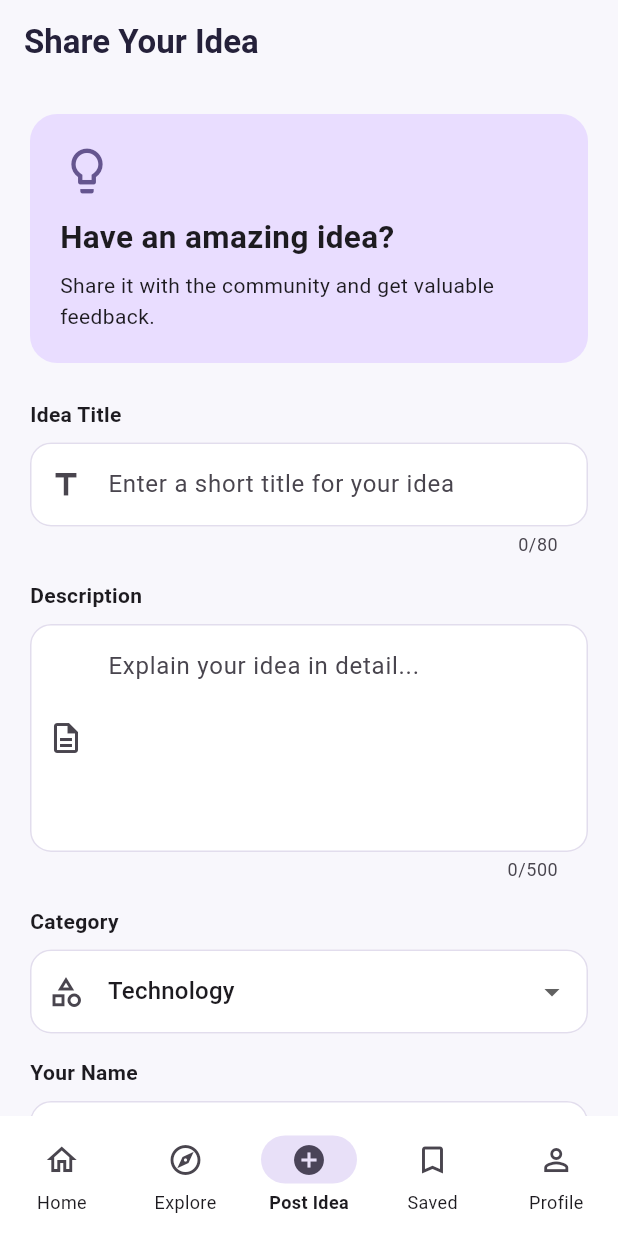
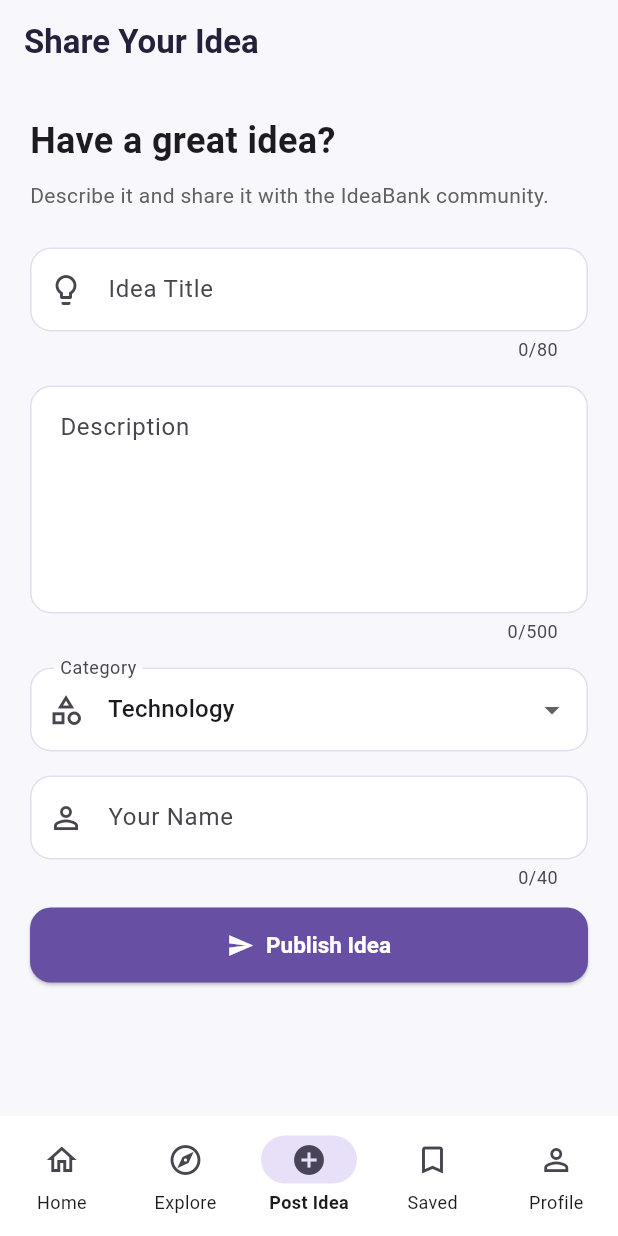
Before and after one commit to suvarshinigandham/ideabank, a Flutter app: the screen it shows after launch, item 3 of the bottom bar chosen, on a phone screen of 412 x 824 dp. Run offline on Flutter 3.47's test engine with Material 3 defaults, Android fonts, the phone set to English and light mode, and no system bars.

Commit message:
Polish IdeaBank user experience

```diff
--- a/lib/main.dart
+++ b/lib/main.dart
@@ -1,3 +1,4 @@
+import 'package:flutter/gestures.dart';
 import 'package:flutter/material.dart';
 
 import 'idea.dart';
@@ -8,6 +9,21 @@ void main() {
   runApp(const IdeaBankApp());
 }
 
+// APP SCROLL BEHAVIOR
+
+class AppScrollBehavior extends MaterialScrollBehavior {
+  const AppScrollBehavior();
+
+  @override
+  Set<PointerDeviceKind> get dragDevices => {
+    ...super.dragDevices,
+    PointerDeviceKind.mouse,
+    PointerDeviceKind.trackpad,
+  };
+}
+
+// MAIN APP
+
 class IdeaBankApp extends StatelessWidget {
   const IdeaBankApp({super.key});
 
@@ -17,12 +33,13 @@ class IdeaBankApp extends StatelessWidget {
       title: 'IdeaBank',
       debugShowCheckedModeBanner: false,
       theme: AppTheme.lightTheme,
+      scrollBehavior: const AppScrollBehavior(),
       home: const MainScreen(),
     );
   }
 }
 
-// MAIN SCREEN AND NAVIGATION
+// MAIN SCREEN AND RESPONSIVE NAVIGATION
 
 class MainScreen extends StatefulWidget {
   const MainScreen({super.key});
@@ -37,21 +54,27 @@ class _MainScreenState extends State<MainScreen> {
   final List<Idea> ideas = [
     Idea(
       title: 'Smart Study Planner',
-      description: 'An intelligent planner that creates personalized study schedules based on subjects, deadlines, and available time.',
+      description:
+          'An intelligent planner that creates personalized study '
+          'schedules based on subjects, deadlines, and available time.',
       category: 'Education',
       author: 'Suvarshini',
       likes: 18,
     ),
     Idea(
       title: 'Campus Carpool',
-      description: 'Connect students travelling in the same direction to share rides and reduce travel costs.',
+      description:
+          'Connect students travelling in the same direction to '
+          'share rides and reduce travel costs.',
       category: 'Transportation',
       author: 'Rahul',
       likes: 24,
     ),
     Idea(
       title: 'Local Skill Exchange',
-      description: 'A platform where students exchange skills such as coding, design, communication, and photography.',
+      description:
+          'A platform where students exchange skills such as coding, '
+          'design, communication, and photography.',
       category: 'Technology',
       author: 'Priya',
       likes: 31,
@@ -79,7 +102,6 @@ class _MainScreenState extends State<MainScreen> {
       ProfilePage(ideas: ideas),
     ];
 
-    // COMMIT 18: RESPONSIVE NAVIGATION
     return LayoutBuilder(
       builder: (context, constraints) {
         final isWideScreen = constraints.maxWidth >= 700;
@@ -124,6 +146,7 @@ class _MainScreenState extends State<MainScreen> {
                     ),
                   ],
                 ),
+              if (isWideScreen) const VerticalDivider(width: 1),
               Expanded(
                 child: Center(
                   child: ConstrainedBox(
@@ -205,7 +228,8 @@ class HomePage extends StatelessWidget {
                 applicationVersion: '1.0.0',
                 children: const [
                   Text(
-                    'Discover ideas, share feedback, and collaborate with creative people.',
+                    'Discover ideas, share feedback, and collaborate '
+                    'with creative people.',
                   ),
                 ],
               );
@@ -242,7 +266,8 @@ class HomePage extends StatelessWidget {
                 ),
                 SizedBox(height: 10),
                 Text(
-                  'Share your ideas, get feedback, and find people who want to build something amazing.',
+                  'Share your ideas, get feedback, and find people '
+                  'who want to build something amazing.',
                   style: TextStyle(
                     fontSize: 15,
                     color: Colors.white,
@@ -280,7 +305,7 @@ class HomePage extends StatelessWidget {
   }
 }
 
-// EXPLORE PAGE WITH SEARCH, CATEGORY FILTERS AND SORTING
+// EXPLORE PAGE
 
 class ExplorePage extends StatefulWidget {
   final List<Idea> ideas;
@@ -381,9 +406,11 @@ class _ExplorePageState extends State<ExplorePage> {
             ),
           ),
           Padding(
-            padding: const EdgeInsets.fromLTRB(16, 12, 16, 8),
+            padding: const EdgeInsets.fromLTRB(16, 12, 16, 4),
             child: Row(
               children: [
+                const Icon(Icons.sort, size: 20),
+                const SizedBox(width: 8),
                 const Text(
                   'Sort by:',
                   style: TextStyle(fontWeight: FontWeight.w600),
@@ -392,6 +419,7 @@ class _ExplorePageState extends State<ExplorePage> {
                 Expanded(
                   child: DropdownButtonFormField<String>(
                     initialValue: selectedSort,
+                    isExpanded: true,
                     decoration: const InputDecoration(
                       contentPadding: EdgeInsets.symmetric(
                         horizontal: 12,
@@ -419,10 +447,11 @@ class _ExplorePageState extends State<ExplorePage> {
               ],
             ),
           ),
+          const SizedBox(height: 8),
           Expanded(
             child: filteredIdeas.isEmpty
                 ? const EmptyIdeasMessage(
-                    message: 'No ideas found. Try another search.',
+                    message: 'No matching ideas found. Try another search.',
                   )
                 : ListView.builder(
                     padding: const EdgeInsets.all(16),
@@ -444,7 +473,7 @@ class _ExplorePageState extends State<ExplorePage> {
 // POST IDEA PAGE
 
 class PostPage extends StatefulWidget {
-  final Function(Idea) onSubmit;
+  final ValueChanged<Idea> onSubmit;
 
   const PostPage({super.key, required this.onSubmit});
 
@@ -453,8 +482,7 @@ class PostPage extends StatefulWidget {
 }
 
 class _PostPageState extends State<PostPage> {
-  final _formKey = GlobalKey<FormState>();
-
+  final formKey = GlobalKey<FormState>();
   final titleController = TextEditingController();
   final descriptionController = TextEditingController();
   final authorController = TextEditingController();
@@ -464,27 +492,34 @@ class _PostPageState extends State<PostPage> {
   final List<String> categories = [
     'Technology',
     'Education',
-    'Healthcare',
+    'Transportation',
+    'Health',
     'Environment',
-    'Transportation',
     'Business',
-    'Entertainment',
     'Other',
   ];
 
+  @override
+  void dispose() {
+    titleController.dispose();
+    descriptionController.dispose();
+    authorController.dispose();
+    super.dispose();
+  }
+
   void submitIdea() {
-    if (!_formKey.currentState!.validate()) {
+    if (!formKey.currentState!.validate()) {
       return;
     }
 
-    final newIdea = Idea(
+    final idea = Idea(
       title: titleController.text.trim(),
       description: descriptionController.text.trim(),
       category: selectedCategory,
       author: authorController.text.trim(),
     );
 
-    widget.onSubmit(newIdea);
+    widget.onSubmit(idea);
 
     titleController.clear();
     descriptionController.clear();
@@ -493,14 +528,8 @@ class _PostPageState extends State<PostPage> {
     setState(() {
       selectedCategory = 'Technology';
     });
-  }
 
-  @override
-  void dispose() {
-    titleController.dispose();
-    descriptionController.dispose();
-    authorController.dispose();
-    super.dispose();
+    formKey.currentState!.reset();
   }
 
   @override
@@ -515,104 +544,80 @@ class _PostPageState extends State<PostPage> {
       body: SingleChildScrollView(
         padding: const EdgeInsets.all(20),
         child: Form(
-          key: _formKey,
+          key: formKey,
           child: Column(
             crossAxisAlignment: CrossAxisAlignment.start,
             children: [
-              Container(
-                width: double.infinity,
-                padding: const EdgeInsets.all(20),
-                decoration: BoxDecoration(
-                  color: Theme.of(context).colorScheme.primaryContainer,
-                  borderRadius: BorderRadius.circular(18),
-                ),
-                child: Column(
-                  crossAxisAlignment: CrossAxisAlignment.start,
-                  children: [
-                    Icon(
-                      Icons.lightbulb_outline,
-                      size: 36,
-                      color: Theme.of(context).colorScheme.primary,
-                    ),
-                    const SizedBox(height: 10),
-                    const Text(
-                      'Have an amazing idea?',
-                      style: TextStyle(
-                        fontSize: 21,
-                        fontWeight: FontWeight.bold,
-                      ),
-                    ),
-                    const SizedBox(height: 6),
-                    const Text(
-                      'Share it with the community and get valuable feedback.',
-                    ),
-                  ],
-                ),
+              const Text(
+                'Have a great idea?',
+                style: TextStyle(fontSize: 24, fontWeight: FontWeight.bold),
+              ),
+              const SizedBox(height: 8),
+              Text(
+                'Describe it and share it with the IdeaBank community.',
+                style: TextStyle(color: Colors.grey.shade700),
               ),
               const SizedBox(height: 24),
-              const Text(
-                'Idea Title',
-                style: TextStyle(fontWeight: FontWeight.w600),
-              ),
-              const SizedBox(height: 8),
               TextFormField(
                 controller: titleController,
                 maxLength: 80,
+                textCapitalization: TextCapitalization.sentences,
                 decoration: const InputDecoration(
-                  hintText: 'Enter a short title for your idea',
-                  prefixIcon: Icon(Icons.title),
+                  labelText: 'Idea Title',
+                  hintText: 'Give your idea a name',
+                  prefixIcon: Icon(Icons.lightbulb_outline),
                   border: OutlineInputBorder(),
                 ),
                 validator: (value) {
-                  if (value == null || value.trim().isEmpty) {
+                  final title = value?.trim() ?? '';
+
+                  if (title.isEmpty) {
                     return 'Please enter an idea title';
                   }
-                  if (value.trim().length < 3) {
-                    return 'Title must contain at least 3 characters';
+
+                  if (title.length < 5) {
+                    return 'Title must contain at least 5 characters';
                   }
+
                   return null;
                 },
               ),
               const SizedBox(height: 16),
-              const Text(
-                'Description',
-                style: TextStyle(fontWeight: FontWeight.w600),
-              ),
-              const SizedBox(height: 8),
               TextFormField(
                 controller: descriptionController,
                 maxLength: 500,
                 maxLines: 5,
+                textCapitalization: TextCapitalization.sentences,
                 decoration: const InputDecoration(
-                  hintText: 'Explain your idea in detail...',
+                  labelText: 'Description',
+                  hintText: 'Explain your idea...',
                   alignLabelWithHint: true,
-                  prefixIcon: Icon(Icons.description_outlined),
                   border: OutlineInputBorder(),
                 ),
                 validator: (value) {
-                  if (value == null || value.trim().isEmpty) {
+                  final description = value?.trim() ?? '';
+
+                  if (description.isEmpty) {
                     return 'Please describe your idea';
                   }
-                  if (value.trim().length < 10) {
-                    return 'Description must contain at least 10 characters';
+
+                  if (description.length < 20) {
+                    return 'Description must contain at least 20 characters';
                   }
+
                   return null;
                 },
               ),
               const SizedBox(height: 16),
-              const Text(
-                'Category',
-                style: TextStyle(fontWeight: FontWeight.w600),
-              ),
-              const SizedBox(height: 8),
               DropdownButtonFormField<String>(
                 initialValue: selectedCategory,
                 decoration: const InputDecoration(
+                  labelText: 'Category',
                   prefixIcon: Icon(Icons.category_outlined),
                   border: OutlineInputBorder(),
                 ),
                 items: categories.map((category) {
-                  return DropdownMenuItem(
+                  return DropdownMenuItem<String>(
                     value: category,
                     child: Text(category),
                   );
@@ -626,26 +631,26 @@ class _PostPageState extends State<PostPage> {
                 },
               ),
               const SizedBox(height: 16),
-              const Text(
-                'Your Name',
-                style: TextStyle(fontWeight: FontWeight.w600),
-              ),
-              const SizedBox(height: 8),
               TextFormField(
                 controller: authorController,
                 maxLength: 40,
+                textCapitalization: TextCapitalization.words,
                 decoration: const InputDecoration(
-                  hintText: 'Enter your name',
+                  labelText: 'Your Name',
                   prefixIcon: Icon(Icons.person_outline),
                   border: OutlineInputBorder(),
                 ),
                 validator: (value) {
-                  if (value == null || value.trim().isEmpty) {
+                  final name = value?.trim() ?? '';
+
+                  if (name.isEmpty) {
                     return 'Please enter your name';
                   }
-                  if (value.trim().length < 2) {
+
+                  if (name.length < 2) {
                     return 'Name must contain at least 2 characters';
                   }
+
                   return null;
                 },
               ),
@@ -889,7 +894,8 @@ class _ProfilePageState extends State<ProfilePage> {
                     builder: (dialogContext) => AlertDialog(
                       title: const Text('IdeaBank Community'),
                       content: const Text(
-                        'Explore ideas, share feedback, and discover people to collaborate with.',
+                        'Explore ideas, share feedback, and discover '
+                        'people to collaborate with.',
                       ),
                       actions: [
                         TextButton(
@@ -944,7 +950,7 @@ class _ProfileStatCard extends StatelessWidget {
   }
 }
 
-// EMPTY STATE WIDGET
+// IMPROVED EMPTY STATE WIDGET
 
 class EmptyIdeasMessage extends StatelessWidget {
   final String message;
```
Also changed, not shown: 1 other file.
